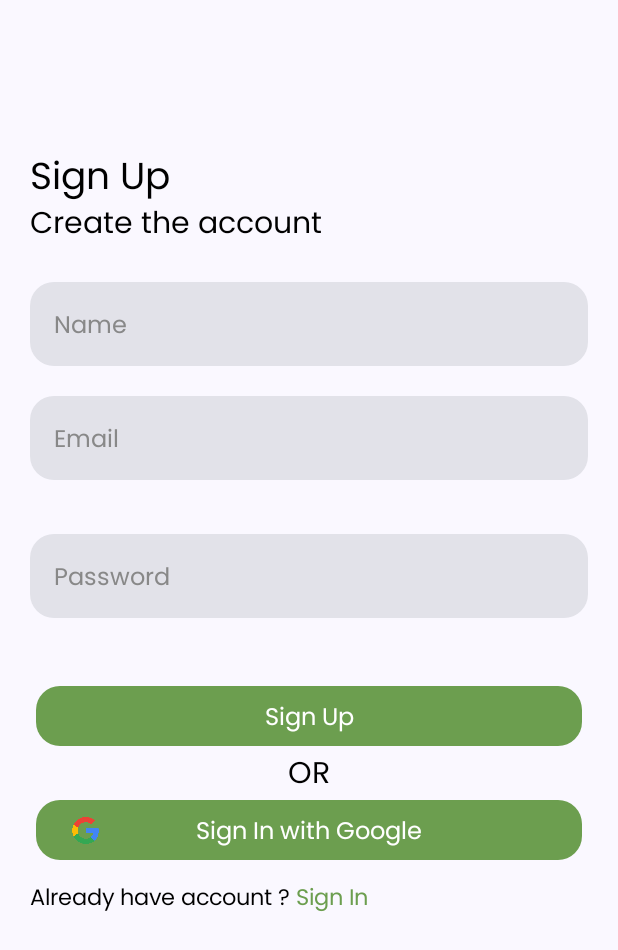
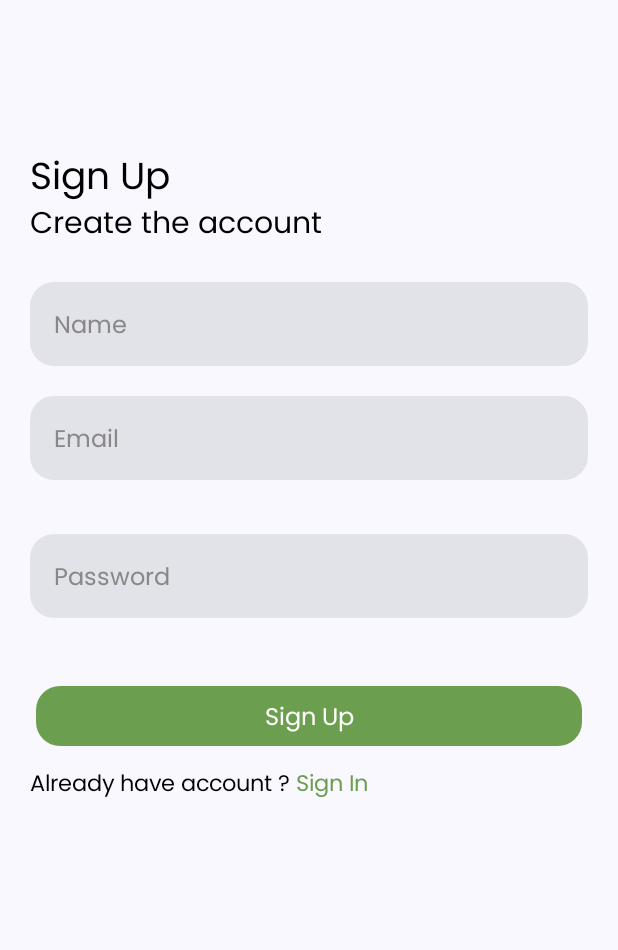
Before and after one commit to kumar-nitin-tech/Snap-Chef, an Android app built with Jetpack Compose: the SignUpScreen screen opened through its navigation route, on a phone screen of 412 x 824 dp. Shown: the top 950 px of the screen. Run offline under Robolectric (Android 15) with nearby library versions, the phone set to English and light mode, and no system bars; our stand-ins replace Dagger/Hilt's generated code, Firebase (no records; nobody signed in at launch, a user with empty details on screens opened directly).

Commit message:
Updated google sign in

```diff
--- a/app/src/main/java/com/example/snap_chef/domain/model/User.kt
+++ b/app/src/main/java/com/example/snap_chef/domain/model/User.kt
@@ -7,3 +7,9 @@ data class User(
 ){
     constructor():this("","","")
 }
+
+data class GoogleUser(
+    val uid: String = "",
+    val displayName: String? = null,
+    val email: String? = null
+)
--- a/app/src/main/java/com/example/snap_chef/presentation/auth/signinPageScreen/SignInPage.kt
+++ b/app/src/main/java/com/example/snap_chef/presentation/auth/signinPageScreen/SignInPage.kt
@@ -9,15 +9,13 @@ import androidx.compose.foundation.layout.fillMaxSize
 import androidx.compose.foundation.layout.fillMaxWidth
 import androidx.compose.foundation.layout.height
 import androidx.compose.foundation.layout.padding
+import androidx.compose.material3.CircularProgressIndicator
 import androidx.compose.material3.Divider
 import androidx.compose.material3.Text
 import androidx.compose.runtime.Composable
 import androidx.compose.runtime.collectAsState
 import androidx.compose.runtime.getValue
-import androidx.compose.runtime.mutableStateOf
-import androidx.compose.runtime.remember
 import androidx.compose.runtime.rememberCoroutineScope
-import androidx.compose.runtime.setValue
 import androidx.compose.ui.Alignment
 import androidx.compose.ui.Modifier
 import androidx.compose.ui.graphics.Color
@@ -52,13 +50,29 @@ fun SignInPageScreen(
     val authState by signInPageViewModel.authState.collectAsState()
     val coroutineScope = rememberCoroutineScope()
     val context = LocalContext.current
-    var isLoading by remember {
-        mutableStateOf(false)
-    }
+
     Box(
         modifier = Modifier
             .fillMaxSize(),
     ) {
+
+        when(authState){
+            is Resource.Error -> {
+                Toast.makeText(context,authState.message,Toast.LENGTH_SHORT).show()
+            }
+            is Resource.Loading -> {
+                CircularProgressIndicator(modifier = Modifier.align(Alignment.Center))
+            }
+            is Resource.Success -> {
+                signInPageViewModel.updateSignInState(true)
+                navController.navigate(Routes.HomeScreen.routes){
+                    popUpTo(Routes.SignInPageScreen.routes){
+                        inclusive = true
+                    }
+                }
+            }
+            else -> {}
+        }
         Image(
             painter = painterResource(id = R.drawable.signinpagebg),
             contentDescription = null,
@@ -123,23 +137,6 @@ fun SignInPageScreen(
                         }
                     }
 
-                    when(authState){
-                        is Resource.Error -> {
-                            Toast.makeText(context,authState.message,Toast.LENGTH_SHORT).show()
-                        }
-                        is Resource.Loading -> {
-                            isLoading = true
-                        }
-                        is Resource.Success -> {
-                            signInPageViewModel.updateSignInState(true)
-                            navController.navigate(Routes.HomeScreen.routes){
-                                popUpTo(Routes.SignInPageScreen.routes){
-                                    inclusive = true
-                                }
-                            }
-                        }
-                        else -> {}
-                    }
                 }
             )
             Spacer(modifier = Modifier.height(20.dp))
--- a/app/src/main/java/com/example/snap_chef/presentation/auth/signupScreen/SignUpScreen.kt
+++ b/app/src/main/java/com/example/snap_chef/presentation/auth/signupScreen/SignUpScreen.kt
@@ -28,7 +28,6 @@ import androidx.compose.ui.Alignment
 import androidx.compose.ui.Modifier
 import androidx.compose.ui.graphics.Color
 import androidx.compose.ui.platform.LocalContext
-import androidx.compose.ui.res.painterResource
 import androidx.compose.ui.text.TextStyle
 import androidx.compose.ui.text.font.FontWeight
 import androidx.compose.ui.text.input.KeyboardType
@@ -40,7 +39,6 @@ import androidx.hilt.navigation.compose.hiltViewModel
 import androidx.lifecycle.viewModelScope
 import androidx.navigation.NavHostController
 import androidx.navigation.compose.rememberNavController
-import com.example.snap_chef.R
 import com.example.snap_chef.common.Resource
 import com.example.snap_chef.common.utils_components.AuthButton
 import com.example.snap_chef.data.userValidation.RegisterValidation
@@ -262,25 +260,6 @@ fun SignUpScreen(
                 }
             )
 
-            Text(
-                text = "OR",
-                style = TextStyle(
-                    fontFamily = poppinsFontFamily,
-                    color = Color.Black,
-                    fontSize = 20.sp,
-                    fontWeight = FontWeight(500)
-                ),
-                modifier = Modifier.align(Alignment.CenterHorizontally)
-            )
-
-            AuthButton(
-                text = "Sign In with Google",
-                buttonColor = baseGreen,
-                textColor = Color.White,
-                icon = painterResource(id = R.drawable.google)
-            ) {
-
-            }
             Spacer(modifier = Modifier.height(10.dp))
             Row(
                 modifier = Modifier.padding(start = 20.dp),
```
Also changed, not shown: app/src/main/java/com/example/snap_chef/presentation/auth/signinPageScreen/signInViewModel/SignInPageViewModel.kt (+14 -8 lines).
